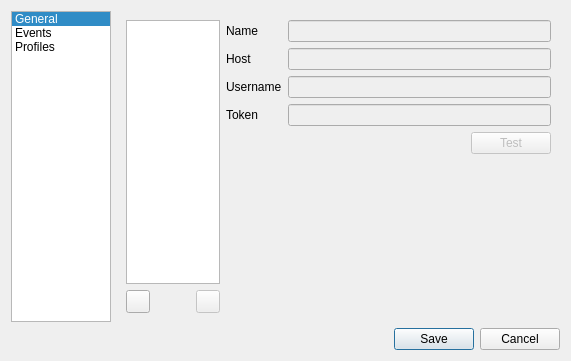
AlexandrePTJ/kemai, file src/gui/settingsDialog.ui: the form before one commit.
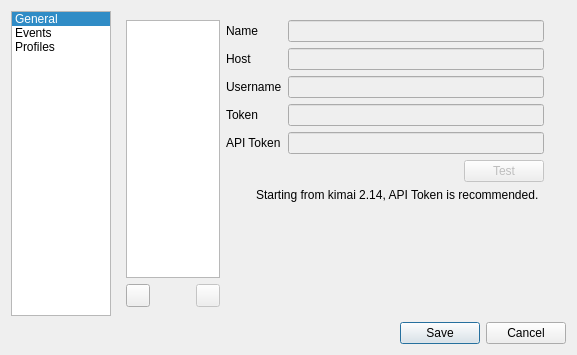
The form after the commit. The open tabs and pages were chosen to show the change. Icons and pictures are not drawn.

Commit message: #116 - Can use kimai API Token

Patch:
```diff
--- a/src/gui/settingsDialog.ui
+++ b/src/gui/settingsDialog.ui
@@ -6,8 +6,8 @@
    <rect>
     <x>0</x>
     <y>0</y>
-    <width>571</width>
-    <height>361</height>
+    <width>577</width>
+    <height>355</height>
    </rect>
   </property>
   <property name="windowTitle">
@@ -205,7 +205,7 @@
         </layout>
        </widget>
        <widget class="QWidget" name="profilesPage">
-        <layout class="QHBoxLayout" name="horizontalLayout_4">
+        <layout class="QHBoxLayout" name="horizontalLayout_7">
          <item>
           <layout class="QVBoxLayout" name="verticalLayout_2">
            <item>
@@ -266,6 +266,8 @@
           </layout>
          </item>
          <item>
+          <layout class="QVBoxLayout" name="verticalLayout_3">
+           <item>
           <layout class="QFormLayout" name="formLayout_2">
            <item row="0" column="0">
             <widget class="QLabel" name="label_2">
@@ -335,7 +337,26 @@
              </property>
             </widget>
            </item>
+             <item row="4" column="0">
+              <widget class="QLabel" name="label_5">
+               <property name="text">
+                <string>API Token</string>
+               </property>
+              </widget>
+             </item>
            <item row="4" column="1">
+              <widget class="QLineEdit" name="leAPIToken">
+               <property name="enabled">
+                <bool>false</bool>
+               </property>
+               <property name="echoMode">
+                <enum>QLineEdit::Password</enum>
+               </property>
+              </widget>
+             </item>
+            </layout>
+           </item>
+           <item>
             <layout class="QHBoxLayout" name="horizontalLayout_3">
              <item>
               <widget class="QLabel" name="testResultLabel">
@@ -368,7 +389,31 @@
              </item>
             </layout>
            </item>
-           <item row="5" column="1">
+           <item>
+            <layout class="QHBoxLayout" name="horizontalLayout_4">
+             <item>
+              <widget class="QLabel" name="lbAPITokenWarningIcon">
+               <property name="maximumSize">
+                <size>
+                 <width>24</width>
+                 <height>24</height>
+                </size>
+               </property>
+               <property name="pixmap">
+                <pixmap resource="../resources/kemai.qrc">:/icons/warning</pixmap>
+               </property>
+              </widget>
+             </item>
+             <item>
+              <widget class="QLabel" name="lbAPITokenWarningLabel">
+               <property name="text">
+                <string>Starting from kimai 2.14, API Token is recommended.</string>
+               </property>
+              </widget>
+             </item>
+            </layout>
+           </item>
+           <item>
             <spacer name="verticalSpacer">
              <property name="orientation">
               <enum>Qt::Vertical</enum>
@@ -383,6 +428,13 @@
            </item>
           </layout>
          </item>
+         <item>
+          <widget class="QLabel" name="lbTestHolder">
+           <property name="text">
+            <string/>
+           </property>
+          </widget>
+         </item>
         </layout>
        </widget>
       </widget>
```
Lines whose indentation alone changed are shown as unchanged. The commit also changes 15 other files.
